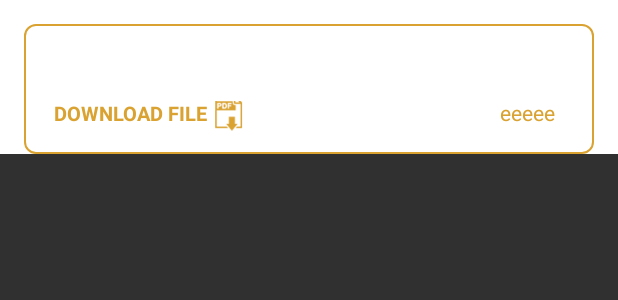
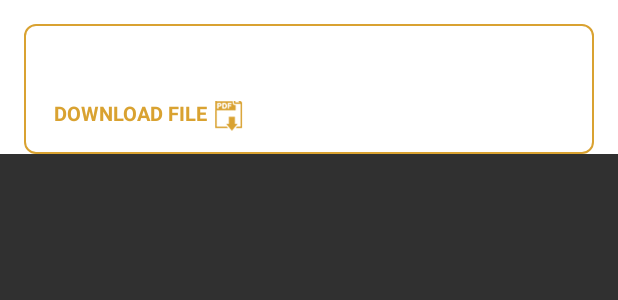
Before and after one commit to bhavandeepsingh/highcourt_android, an Android app: the layout adapter_notification.xml on its own in the app's theme, with its tools: preview values and no code run, on a phone screen of 412 x 824 dp. Shown: the top 300 px of the screen. Run offline under Robolectric (Android 15) with nearby library versions, the phone set to English and light mode, and no system bars.

Commit message:
Release APK

```diff
--- a/app/src/main/java/com/high/court/activities/ExicutiveMemberDetailsEdit.java
+++ b/app/src/main/java/com/high/court/activities/ExicutiveMemberDetailsEdit.java
@@ -200,6 +200,8 @@ public class ExicutiveMemberDetailsEdit extends HighCourtActivity implements OnM
         CropImage.activity(imageUri)
                 .setGuidelines(CropImageView.Guidelines.ON)
                 .setMultiTouchEnabled(true)
+                .setMaxCropResultSize(1024,1024)
+                .setFixAspectRatio(true)
                 .start(this);
     }
 
--- a/app/src/main/java/com/high/court/activities/MemberDirectoryActivity.java
+++ b/app/src/main/java/com/high/court/activities/MemberDirectoryActivity.java
@@ -17,6 +17,7 @@ import android.view.inputmethod.EditorInfo;
 import android.widget.EditText;
 import android.widget.TextView;
 
+import com.high.court.HighCourtApplication;
 import com.high.court.R;
 import com.high.court.adapters.AdapterDirectoryMember;
 import com.high.court.adapters.AdapterHonbleHudges;
@@ -155,6 +156,7 @@ public class MemberDirectoryActivity extends HighCourtActivity implements Member
     public void onProfileMemberSearch(ExcecutiveMemberModel excecutiveMemberModel) {
         //getHighCourtLoader().stop();
         if(excecutiveMemberModel != null) {
+            HighCourtApplication.setProfileModels(excecutiveMemberModel.getProfileModels());
             getAdapterDirectoryMember().setProfileModelList(excecutiveMemberModel.getProfileModels());
             getAdapterDirectoryMember().notifyDataSetChanged();
 
--- a/app/src/main/res/layout/adapter_directory_memm.xml
+++ b/app/src/main/res/layout/adapter_directory_memm.xml
@@ -86,7 +86,7 @@
                         android:src="@drawable/call_icon" />
 
                     <TextView
-                        android:layout_width="match_parent"
+                        android:layout_width="wrap_content"
                         android:layout_height="wrap_content"
                         android:id="@+id/landline_no"
                         android:textColor="@color/clr_textcolor_dark"
--- a/app/src/main/res/layout/adapter_exicutive_comm.xml
+++ b/app/src/main/res/layout/adapter_exicutive_comm.xml
@@ -69,7 +69,7 @@
 
                     <TextView
                         android:id="@+id/ponenumber_val"
-                        android:layout_width="match_parent"
+                        android:layout_width="wrap_content"
                         android:layout_height="wrap_content"
                         android:text="+91 98140-12345"
                         android:textColor="@color/clr_textcolor_dark"
--- a/app/src/main/res/layout/adapter_notification.xml
+++ b/app/src/main/res/layout/adapter_notification.xml
@@ -92,7 +92,7 @@
                         android:layout_alignParentRight="true"
                        android:layout_alignParentTop="true"
                         android:layout_marginBottom="8dp"
-                        android:text="eeeee"
+
                         android:layout_marginLeft="@dimen/spacing_normal"
                         android:layout_marginRight="@dimen/spacing_normal"
                         android:layout_marginTop="-2dp"
```
Also changed, not shown: 1 other file.
